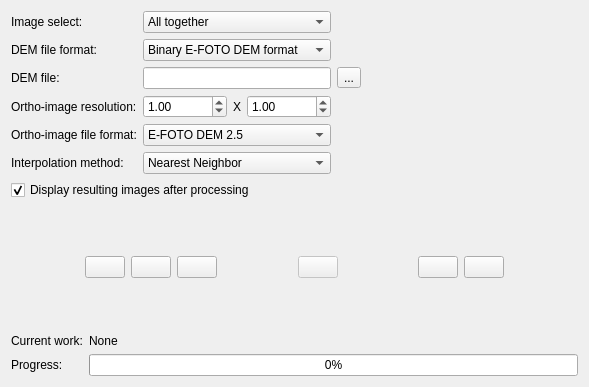
This is qt/interface/OrthoForm.ui in e-foto/e-foto as Qt 5 draws it before an edit. The edited form follows.
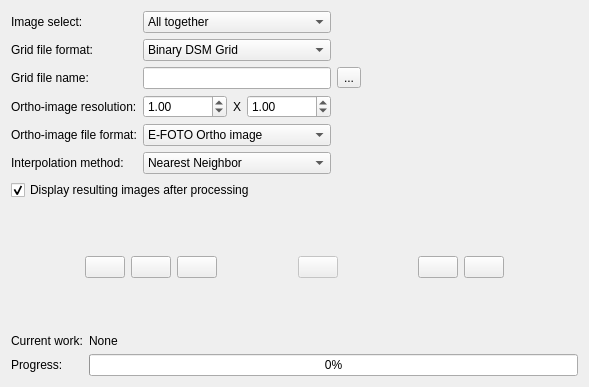
This is the edited form. Icons and pictures are not drawn.

Commit message: Many small changes to launch the new binary version.

The edit to the form file:
```diff
--- a/qt/interface/OrthoForm.ui
+++ b/qt/interface/OrthoForm.ui
@@ -57,7 +57,7 @@
      <item row="1" column="0">
       <widget class="QLabel" name="label_30">
        <property name="text">
-        <string>DEM file format:</string>
+        <string>Grid file format:</string>
        </property>
       </widget>
      </item>
@@ -68,7 +68,7 @@
        </property>
        <item>
         <property name="text">
-         <string>Binary E-FOTO DEM format</string>
+         <string>Binary DSM Grid</string>
         </property>
        </item>
        <item>
@@ -94,7 +94,7 @@
      <item row="2" column="0">
       <widget class="QLabel" name="label_2">
        <property name="text">
-        <string>DEM file:</string>
+        <string>Grid file name:</string>
        </property>
       </widget>
      </item>
@@ -199,7 +199,12 @@
       <widget class="QComboBox" name="comboBox3">
        <item>
         <property name="text">
-         <string>E-FOTO DEM 2.5</string>
+         <string>E-FOTO Ortho image</string>
+        </property>
+       </item>
+       <item>
+        <property name="text">
+         <string>GeoTIFF</string>
         </property>
        </item>
       </widget>
```
Left out of the diff: 2 changed lines with no effect on the pictures. The commit also changes 9 other files.
